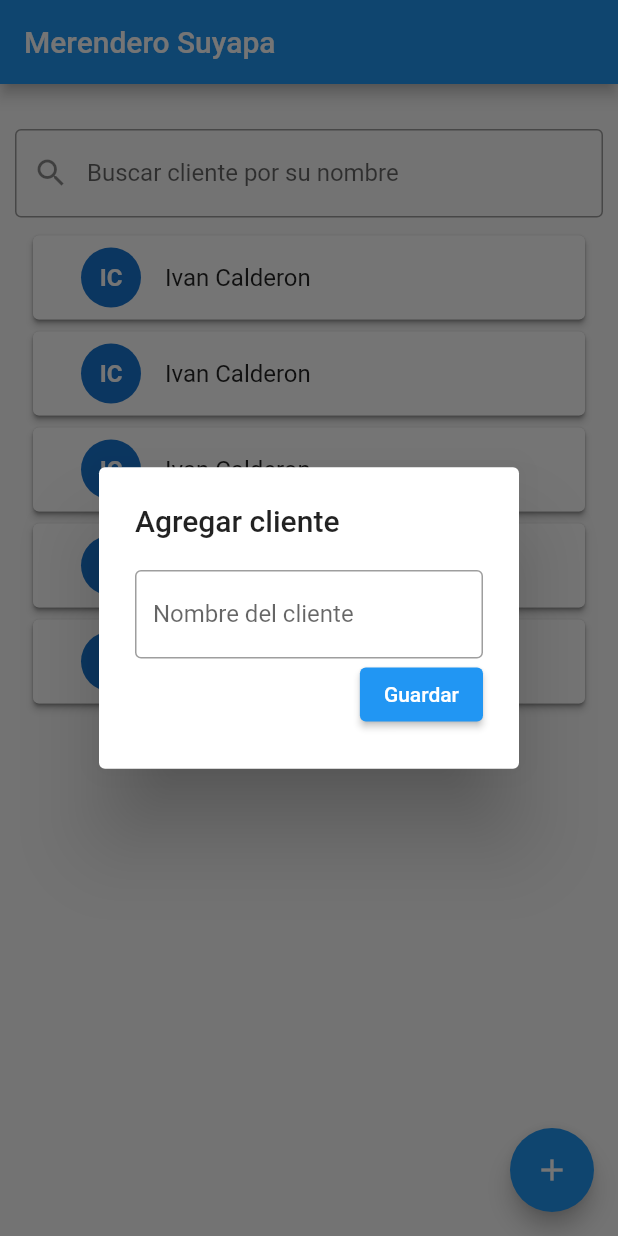
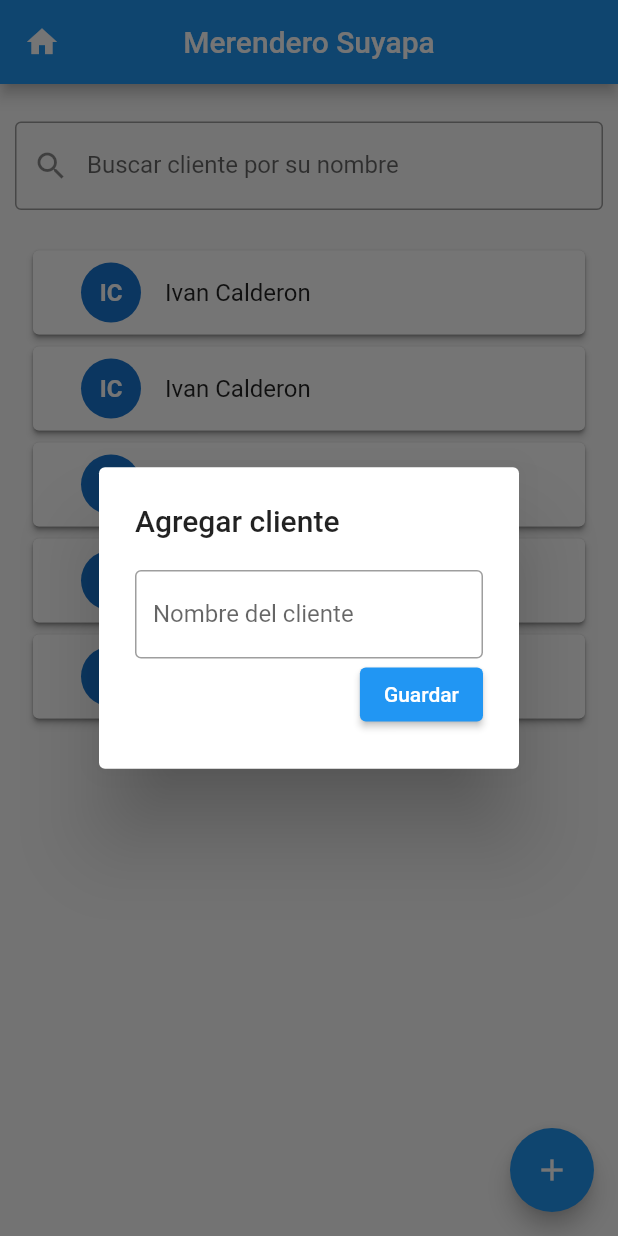
Before and after one commit to MendezOscar/merendero_suyapa, a Flutter app: the screen it shows after launch, after a tap on the "add" icon, on a phone screen of 412 x 824 dp. Run offline on Flutter 3.47's test engine with Material 2 defaults, Android fonts, the phone set to English and light mode, and no system bars.

```diff
--- a/lib/main.dart
+++ b/lib/main.dart
@@ -1,4 +1,5 @@
 import 'package:flutter/material.dart';
+import 'presentation/home.dart';
 
 void main() {
   runApp(const MyApp());
@@ -10,190 +11,14 @@ class MyApp extends StatelessWidget {
   @override
   Widget build(BuildContext context) {
     return MaterialApp(
+      debugShowCheckedModeBanner: false,
       title: 'Merendero Suyapa',
       theme: ThemeData(
         colorScheme: ColorScheme.fromSeed(seedColor: Colors.deepPurple),
         useMaterial3: true,
       ),
+
       home: const Home(),
     );
   }
 }
-
-//--- DESDE AQUI MIGRAR
-
-class Home extends StatelessWidget {
-  const Home({super.key});
-
-  @override
-  Widget build(BuildContext context) {
-    return MaterialApp(
-        home: DefaultTabController(
-      length: 2,
-      child: Scaffold(
-        appBar: AppBar(
-          title: const Text('Merendero Suyapa'),
-        ),
-        body: const Clients(),
-      ),
-    ));
-  }
-}
-
-class Clients extends StatelessWidget {
-  const Clients({super.key});
-
-  @override
-  Widget build(BuildContext context) {
-    return Scaffold(
-        body: Padding(
-          padding: const EdgeInsets.all(10),
-          child: SingleChildScrollView(
-            child: Column(children: [
-              const SizedBox(
-                height: 20,
-              ),
-              const TextField(
-                decoration: InputDecoration(
-                  prefixIcon: Icon(Icons.search),
-                  border: OutlineInputBorder(),
-                  labelText: 'Buscar cliente por su nombre',
-                ),
-              ),
-              ListView.builder(
-                  shrinkWrap: true,
-                  padding: const EdgeInsets.all(8),
-                  itemCount: 5,
-                  itemBuilder: (BuildContext context, int index) {
-                    return Card(
-                      child: ElevatedButton(
-                        style: ElevatedButton.styleFrom(
-                            backgroundColor: Colors.white,
-                            foregroundColor: Colors.blue),
-                        onPressed: () {
-                          Navigator.of(context).push(MaterialPageRoute(
-                              builder: (context) => const Invoices(
-                                    client: 'Ivan Calderon',
-                                  )));
-                        },
-                        child: const ListTile(
-                          leading: CircleAvatar(
-                            child: Text(
-                              'IC',
-                              style: TextStyle(fontWeight: FontWeight.bold),
-                            ),
-                          ),
-                          title: Text('Ivan Calderon'),
-                        ),
-                      ),
-                    );
-                  })
-            ]),
-          ),
-        ),
-        floatingActionButton: FloatingActionButton(
-          onPressed: () {
-            showDialog(
-                context: context,
-                builder: (BuildContext context) {
-                  return AlertDialog(
-                    title: const Text("Agregar cliente"),
-                    content: SizedBox(
-                        height: 110,
-                        child: Column(
-                          mainAxisAlignment: MainAxisAlignment.center,
-                          crossAxisAlignment: CrossAxisAlignment.end,
-                          children: [
-                            const TextField(
-                              decoration: InputDecoration(
-                                border: OutlineInputBorder(),
-                                labelText: 'Nombre del cliente',
-                              ),
-                            ),
-                            ElevatedButton(
-                                onPressed: () {
-                                  Navigator.pop(context);
-                                },
-                                child: const Text('Guardar'))
-                          ],
-                        )),
-                  );
-                });
-          },
-          tooltip: 'Increment',
-          child: const Icon(Icons.add),
-        ));
-  }
-}
-
-class Invoices extends StatelessWidget {
-  final String client;
-  const Invoices({super.key, required this.client});
-
-  @override
-  Widget build(BuildContext context) {
-    return Scaffold(
-        appBar: AppBar(title: Text('Facturas de $client')),
-        body: ListView.builder(
-            shrinkWrap: true,
-            padding: const EdgeInsets.all(8),
-            itemCount: 5,
-            itemBuilder: (BuildContext context, int index) {
-              return Card(
-                child: ElevatedButton(
-                  style: ElevatedButton.styleFrom(
-                      backgroundColor: Colors.white,
-                      foregroundColor: Colors.blue),
-                  onPressed: () {
-                    Navigator.of(context).push(MaterialPageRoute(
-                        builder: (context) => const ViewInvoice()));
-                  },
-                  child: const ListTile(
-                      leading: CircleAvatar(
-                        child: Icon(Icons.format_list_bulleted),
-                      ),
-                      title: Text('17-oct-2023'),
-                      trailing: Text('L. 100')),
-                ),
-              );
-            }),
-        persistentFooterButtons: const [Text('Total L. 500')],
-        floatingActionButton: FloatingActionButton(
-          onPressed: () {
-            Navigator.of(context).push(MaterialPageRoute(
-                builder: (context) => const AddInvoice(
-                      client: 'Ivan Calderon',
-                    )));
-          },
-          child: const Icon(Icons.add),
-        ));
-  }
-}
-
-class AddInvoice extends StatefulWidget {
-  final String client;
-  const AddInvoice({super.key, required this.client});
-
-  @override
-  State<AddInvoice> createState() => _AddInvoiceState();
-}
-
-class _AddInvoiceState extends State<AddInvoice> {
-  @override
-  Widget build(BuildContext context) {
-    return Scaffold(
-      appBar: AppBar(title: Text('Nueva factura de ${widget.client}')),
-    );
-  }
-}
-
-class ViewInvoice extends StatelessWidget {
-  const ViewInvoice({super.key});
-
-  @override
-  Widget build(BuildContext context) {
-    return Scaffold(
-      appBar: AppBar(title: Text('Detalle de factura')),
-    );
-  }
-}
--- /dev/null
+++ b/lib/presentation/clients.dart
@@ -0,0 +1,92 @@
+import 'package:flutter/material.dart';
+import 'package:merendero_suyapa/presentation/invoices.dart';
+
+class Clients extends StatelessWidget {
+  const Clients({super.key});
+
+  @override
+  Widget build(BuildContext context) {
+    return Scaffold(
+        body: Padding(
+          padding: const EdgeInsets.all(10),
+          child: SingleChildScrollView(
+            child: Column(children: [
+              const SizedBox(
+                height: 15,
+              ),
+              const TextField(
+                decoration: InputDecoration(
+                  prefixIcon: Icon(Icons.search),
+                  border: OutlineInputBorder(),
+                  labelText: 'Buscar cliente por su nombre',
+                ),
+
+              ),
+              const SizedBox(
+                height: 15,
+              ),
+              ListView.builder(
+                  shrinkWrap: true,
+                  padding: const EdgeInsets.all(8),
+                  itemCount: 5,
+                  itemBuilder: (BuildContext context, int index) {
+                    return Card(
+                      child: ElevatedButton(
+                        style: ElevatedButton.styleFrom(
+                            backgroundColor: Colors.white,
+                            foregroundColor: Colors.blue),
+                        onPressed: () {
+                          Navigator.of(context).push(MaterialPageRoute(
+                              builder: (context) => const Invoices(
+                                    client: 'Ivan Calderon',
+                                  )));
+                        },
+                        child: const ListTile(
+                          leading: CircleAvatar(
+                            child: Text(
+                              'IC',
+                              style: TextStyle(fontWeight: FontWeight.bold),
+                            ),
+                          ),
+                          title: Text('Ivan Calderon'),
+                        ),
+                      ),
+                    );
+                  })
+            ]),
+          ),
+        ),
+        floatingActionButton: FloatingActionButton(
+          onPressed: () {
+            showDialog(
+                context: context,
+                builder: (BuildContext context) {
+                  return AlertDialog(
+                    title: const Text("Agregar cliente"),
+                    content: SizedBox(
+                        height: 110,
+                        child: Column(
+                          mainAxisAlignment: MainAxisAlignment.center,
+                          crossAxisAlignment: CrossAxisAlignment.end,
+                          children: [
+                            const TextField(
+                              decoration: InputDecoration(
+                                border: OutlineInputBorder(),
+                                labelText: 'Nombre del cliente',
+                              ),
+                            ),
+                            ElevatedButton(
+                                onPressed: () {
+                                  Navigator.pop(context);
+                                },
+                                child: const Text('Guardar'))
+                          ],
+                        )),
+                  );
+                });
+          },
+          tooltip: 'Increment',
+          child: const Icon(Icons.add),
+        ));
+  }
+}
--- /dev/null
+++ b/lib/presentation/home.dart
@@ -0,0 +1,30 @@
+import 'package:flutter/material.dart';
+import 'package:merendero_suyapa/presentation/clients.dart';
+
+class Home extends StatelessWidget {
+  const Home({super.key});
+
+  @override
+  Widget build(BuildContext context) {
+    return MaterialApp(
+      debugShowCheckedModeBanner: false,
+      home: DefaultTabController(
+      length: 2,
+      child: Scaffold(
+        appBar: AppBar(
+          leading: IconButton(
+          icon: const Icon(
+            Icons.home, color: Colors.white,
+          ),
+          onPressed: () {},
+            ),
+          centerTitle: true,
+          title: const Text('Merendero Suyapa'),
+
+
+        ),
+        body: const Clients(),
+      ),
+    ));
+  }
+}
```
Also changed, not shown: lib/presentation/add_invoice.dart (added, +64 -0 lines), lib/presentation/invoices.dart (added, +47 -0 lines), lib/view_invoice.dart (added, +13 -0 lines).
